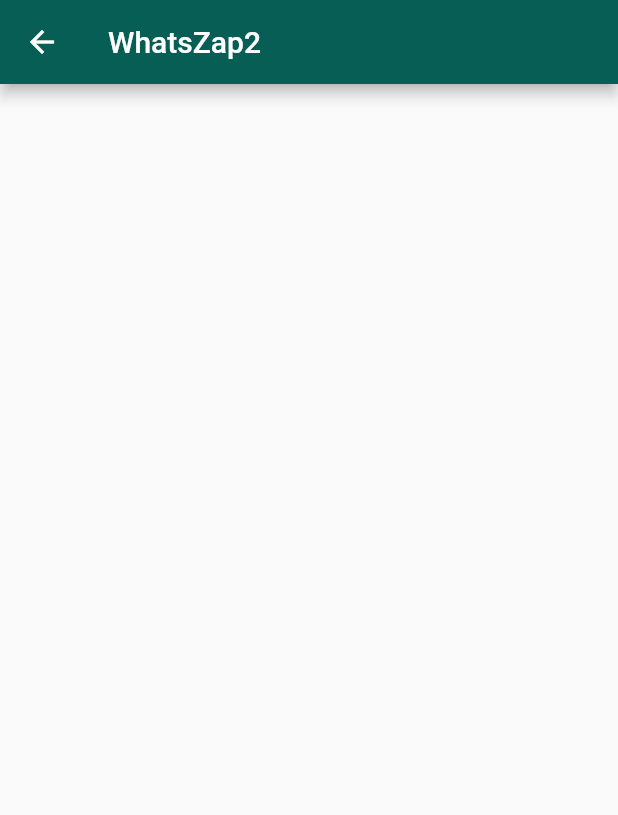
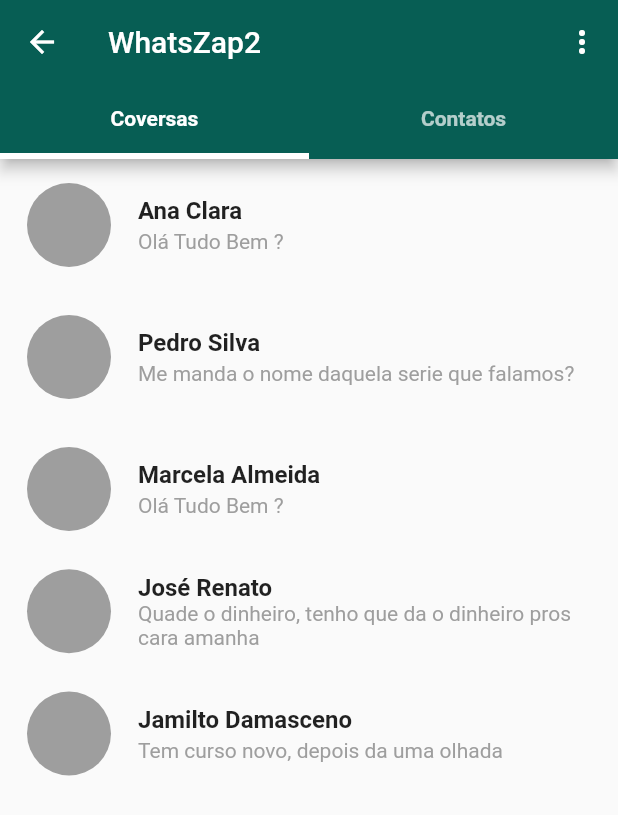
Before and after one commit to Samhebert/Whatzap2, a Flutter app: the Home screen opened directly, on a phone screen of 412 x 824 dp. Shown: the top 815 px of the screen. Run offline on Flutter 3.47's test engine with Material 2 defaults, Android fonts, the phone set to English and light mode, and no system bars; our stand-ins replace cloud_firestore, firebase_auth, firebase_core, firebase_storage; missing offline and left inert: dart:html; accounts and stored records are empty.

Commit message:
Interface inical dos contatos e conversa

```diff
--- a/lib/Home.dart
+++ b/lib/Home.dart
@@ -1,21 +1,67 @@
+import 'package:firebase_auth/firebase_auth.dart';
 import 'package:flutter/material.dart';
+import 'package:whatzap2/Telas/AbaContatos.dart';
+import 'package:whatzap2/Telas/abaConversas.dart';
 
-class Home extends StatefulWidget{
+class Home extends StatefulWidget {
   @override
   _HomeState createState() => _HomeState();
 }
 
-class _HomeState extends State<Home>{
-  TextEditingController _controllerEmail = TextEditingController(text: "samuel@gmail.com");
-  TextEditingController _controllerSenha = TextEditingController(text: "12345678");
+class _HomeState extends State<Home> with SingleTickerProviderStateMixin {
+  late TabController _tabController;
+  static List<String>itensMenu = ["Configuracoes", "Deslogar"];
+  String _emailUsuario = '';
+
+  Future _recuperarDadosUsuaros() async {
+    FirebaseAuth auth = FirebaseAuth.instance;
+    setState(() {
+      _emailUsuario = FirebaseAuth.instance.currentUser!.email!;
+    });
+  }
+
+  _escolhaMenuItem(String itemEscolhido){
+
+    return "Item Escolhido :" + itemEscolhido;
+  }
+
   @override
-  Widget build(BuildContext context){
+  void initState() {
+    super.initState();
+
+    _recuperarDadosUsuaros();
+
+    _tabController = TabController(length: 2, vsync: this);
+  }
+
+  @override
+  Widget build(BuildContext context) {
     return Scaffold(
-      appBar: AppBar(
-        title: Text("WhatsZap2"),
-        backgroundColor: Color(0xff075E54),
-      ),
-      body: Container()
-    );
+        appBar: AppBar(
+          title: Text("WhatsZap2"),
+          bottom: TabBar(
+              controller: _tabController,
+              indicatorColor: Colors.white,
+              indicatorWeight: 4,
+              labelStyle: TextStyle(fontSize: 14, fontWeight: FontWeight.bold),
+              tabs: [Tab(text: "Coversas"), Tab(text: "Contatos")]),
+          backgroundColor: Color(0xff075E54),
+          actions: <Widget>[
+            PopupMenuButton<String>(
+              onSelected: _escolhaMenuItem,
+              itemBuilder: (context){
+                  return itensMenu.map((String item){
+                    return PopupMenuItem<String>(
+                      value: item,
+                      child: Text(item)
+                    );
+                  }).toList();
+              },
+            )
+          ]
+        ),
+        body: TabBarView(
+            controller: _tabController,
+            children: <Widget>[AbaConversas(), AbaContatos()]));
   }
 }
--- /dev/null
+++ b/lib/Telas/AbaConversas.dart
@@ -0,0 +1,66 @@
+import 'dart:html';
+
+import 'package:flutter/material.dart';
+
+import '../model/Conversa.dart';
+
+class AbaConversas extends StatefulWidget {
+  @override
+  _AbaConversasState createState() => _AbaConversasState();
+}
+
+class _AbaConversasState extends State<AbaConversas> {
+
+  List<Conversa> listaConversa = [
+    Conversa(
+      "Ana Clara",
+      "Olá Tudo Bem ?",
+      "https://firebasestorage.googleapis.com/v0/b/whatzap2-87ec8.appspot.com/o/perfil%2Fperfil1.jpg?alt=media&token=4af37c86-f53b-4907-a8c1-faef6b295782"
+    ),
+    Conversa(
+        "Pedro Silva",
+        "Me manda o nome daquela serie que falamos?",
+        "https://firebasestorage.googleapis.com/v0/b/whatzap2-87ec8.appspot.com/o/perfil%2Fperfil2.jpg?alt=media&token=d2b6ec46-832e-4db9-ac91-809304f19eec"
+    ),
+    Conversa(
+        "Marcela Almeida",
+        "Olá Tudo Bem ?",
+        "https://firebasestorage.googleapis.com/v0/b/whatzap2-87ec8.appspot.com/o/perfil%2Fperfil3.jpg?alt=media&token=efc6d7a3-4fbe-4e72-9909-0795ee8db996"
+    ),  Conversa(
+        "José Renato",
+        "Quade o dinheiro, tenho que da o dinheiro pros cara amanha",
+        "https://firebasestorage.googleapis.com/v0/b/whatzap2-87ec8.appspot.com/o/perfil%2Fperfil4.jpg?alt=media&token=f1aa5b89-4db9-4776-b3ed-b5121625f2ed"
+    ),
+    Conversa(
+        "Jamilto Damasceno",
+        "Tem curso novo, depois da uma olhada",
+        "https://firebasestorage.googleapis.com/v0/b/whatzap2-87ec8.appspot.com/o/perfil%2Fperfil5.jpg?alt=media&token=10fcf3c7-f6b5-49c4-9b08-c5bec5346930"
+    )
+  ];
+
+  @override
+  Widget build(BuildContext context) {
+    return ListView.builder(
+      itemCount: listaConversa.length,
+      itemBuilder:(context, indice){
+
+        Conversa conversa = listaConversa[indice];
+        return ListTile(contentPadding: EdgeInsets.fromLTRB(16, 8, 16, 8),
+            leading: CircleAvatar(
+              maxRadius: 30,
+              backgroundColor: Colors.grey,
+           //   backgroundImage: NetworkImage(conversa.caminhoFoto),
+            ),
+            title: Text(conversa.nome, style : TextStyle(
+                fontWeight: FontWeight.bold,
+                fontSize: 16
+            )),
+        subtitle: Text(conversa.mensaem, style : TextStyle(
+          color: Colors.grey,
+          fontSize: 14
+        )));
+
+
+    });
+  }
+}
--- a/lib/main.dart
+++ b/lib/main.dart
@@ -4,12 +4,11 @@ import 'Home.dart';
 import 'package:cloud_firestore/cloud_firestore.dart';
 import 'firebase_options.dart';
 
-
 import 'Login.dart';
 
-void  main() async {
+void main() async {
   WidgetsFlutterBinding.ensureInitialized();
-  await  Firebase.initializeApp(
+  await Firebase.initializeApp(
     options: DefaultFirebaseOptions.currentPlatform,
   );
   runApp(MaterialApp(
--- /dev/null
+++ b/lib/model/Conversa.dart
@@ -0,0 +1,26 @@
+class Conversa {
+  late String _nome;
+  late String _mensaem;
+  late String _caminhoFoto;
+
+
+  Conversa(this._nome, this._mensaem, this._caminhoFoto);
+
+  String get nome => _nome;
+
+  set nome(String value) {
+    _nome = value;
+  }
+
+  String get mensaem => _mensaem;
+
+  String get caminhoFoto => _caminhoFoto;
+
+  set caminhoFoto(String value) {
+    _caminhoFoto = value;
+  }
+
+  set mensaem(String value) {
+    _mensaem = value;
+  }
+}
```
Also changed, not shown: lib/Cadastro.dart (+14 -15 lines), lib/Login.dart (+15 -0 lines), lib/Telas/AbaContatos.dart (added, +44 -0 lines), lib/model/Usuario.dart (+9 -0 lines), Imagens/perfil1.jpg (added), Imagens/perfil2.jpg (added), Imagens/perfil3.jpg (added), Imagens/perfil4.jpg (added), Imagens/perfil5.jpg (added).
